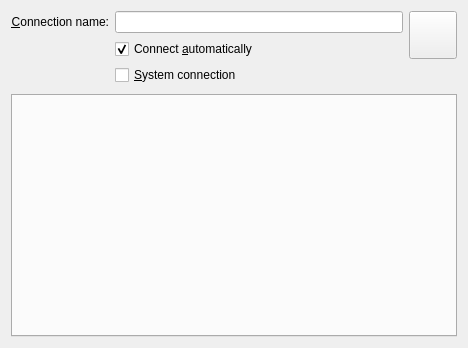
The window that libs/ui/connection.ui (KDE/networkmanagement) describes before a commit, drawn with Qt 5.
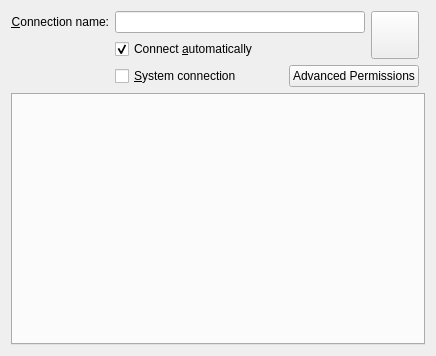
The same window after the commit. Custom widgets are drawn as their Qt base class.

Commit message: implement advanced permission settings

What changed in the file:
```diff
--- a/libs/ui/connection.ui
+++ b/libs/ui/connection.ui
@@ -6,13 +6,13 @@
    <rect>
     <x>0</x>
     <y>0</y>
-    <width>468</width>
-    <height>348</height>
+    <width>423</width>
+    <height>356</height>
    </rect>
   </property>
   <layout class="QGridLayout" name="gridLayout">
    <item row="0" column="0" rowspan="2">
-    <layout class="QFormLayout" name="formLayout">
+    <layout class="QGridLayout" name="gridLayout_2">
      <item row="0" column="0">
       <widget class="QLabel" name="label">
        <property name="text">
@@ -46,16 +46,37 @@
        </property>
       </widget>
      </item>
-     <item row="2" column="1">
+     <item row="2" column="1" colspan="2">
+      <layout class="QHBoxLayout" name="horizontalLayout_4">
+       <item>
       <widget class="QCheckBox" name="system">
        <property name="text">
         <string>&amp;System connection</string>
        </property>
       </widget>
      </item>
-    </layout>
-   </item>
-   <item row="0" column="1">
+       <item>
+        <widget class="KPushButton" name="pushButtonPermissions">
+         <property name="sizePolicy">
+          <sizepolicy hsizetype="Fixed" vsizetype="Fixed">
+           <horstretch>0</horstretch>
+           <verstretch>0</verstretch>
+          </sizepolicy>
+         </property>
+         <property name="toolTip">
+          <string>Edit advanced permissions for this connection</string>
+         </property>
+         <property name="whatsThis">
+          <string>Fine-grained permissions editor for this connection. It lets you choose which users can activate/modify/delete this connection.</string>
+         </property>
+         <property name="text">
+          <string>Advanced Permissions</string>
+         </property>
+        </widget>
+       </item>
+      </layout>
+     </item>
+     <item row="0" column="2" rowspan="2">
     <widget class="QPushButton" name="pushButtonChooseIcon">
      <property name="sizePolicy">
       <sizepolicy hsizetype="Minimum" vsizetype="Minimum">
@@ -80,21 +101,7 @@
      </property>
     </widget>
    </item>
-   <item row="1" column="1">
-    <spacer name="verticalSpacer">
-     <property name="orientation">
-      <enum>Qt::Vertical</enum>
-     </property>
-     <property name="sizeType">
-      <enum>QSizePolicy::Preferred</enum>
-     </property>
-     <property name="sizeHint" stdset="0">
-      <size>
-       <width>20</width>
-       <height>29</height>
-      </size>
-     </property>
-    </spacer>
+    </layout>
    </item>
    <item row="2" column="0" colspan="2">
     <widget class="KTabWidget" name="tabwidget"/>
@@ -102,6 +109,11 @@
   </layout>
  </widget>
  <customwidgets>
+  <customwidget>
+   <class>KPushButton</class>
+   <extends>QPushButton</extends>
+   <header>kpushbutton.h</header>
+  </customwidget>
   <customwidget>
    <class>KLineEdit</class>
    <extends>QLineEdit</extends>
```
Left out of the diff: 19 changed lines with no effect on the pictures. Lines whose indentation alone changed are shown as unchanged. The commit also changes 9 other files.
